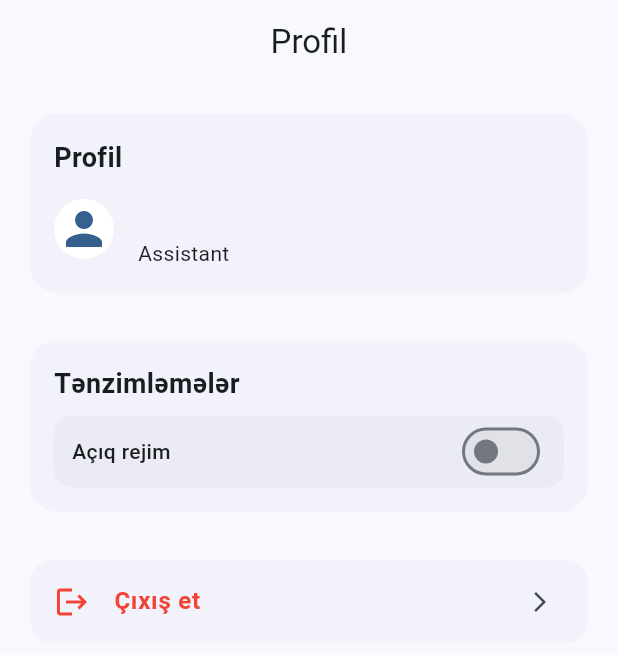
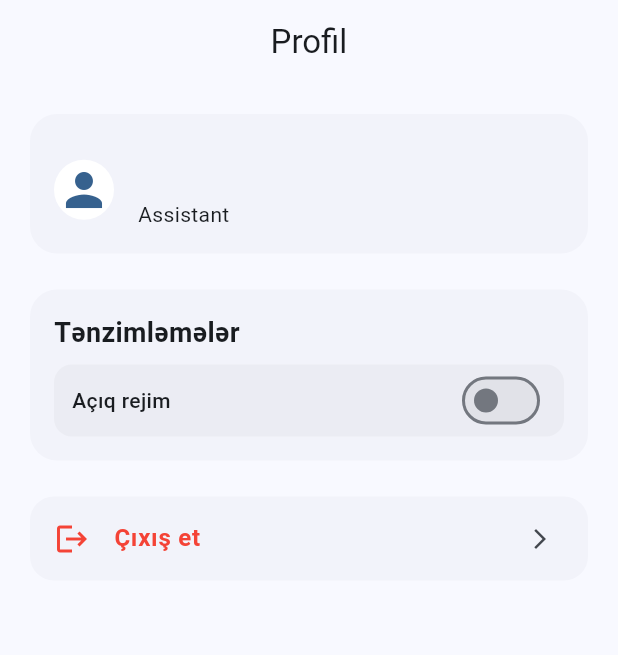
Before and after one commit to karamlyy/dental_mobile, a Flutter app: the ProfilePage screen opened by its route, on a phone screen of 412 x 824 dp. Shown: the top 655 px of the screen. Run offline on Flutter 3.47's test engine with Material 3 defaults, Android fonts, the light colour scheme and no system bars; our stand-ins replace dio, flutter_bloc, flutter_secure_storage, flutter_svg, get_it, go_router; accounts and stored records are empty.

Commit message:
feat: profile page design fix

```diff
--- a/lib/routes/profile_page.dart
+++ b/lib/routes/profile_page.dart
@@ -34,7 +34,7 @@ class ProfilePage extends StatelessWidget {
             child: Column(
               children: [
                 _SectionCard(
-                  title: 'Profil',
+                  //title: 'Profil',
                   child: Row(
                     children: [
                       CircleAvatar(
@@ -69,7 +69,7 @@ class ProfilePage extends StatelessWidget {
                   ),
                 ),
 
-                const SizedBox(height: 24),
+                const SizedBox(height: 16),
 
                 /// ⚙️ SETTINGS
                 _SectionCard(
@@ -122,20 +122,19 @@ class ProfilePage extends StatelessWidget {
 
                 /// ⚙️ ASSISTANTS
                 if (role == 'DOCTOR') ...[
-                  const SizedBox(height: 24),
+                  const SizedBox(height: 16),
                   _SectionCard(
                     title: 'Assistantlar',
                     child: ListTile(
                       contentPadding: EdgeInsets.zero,
                       title: const Text('Assistant siyahısı'),
-                      subtitle: const Text('Assistantları idarə edin'),
                       trailing: const Icon(Icons.arrow_forward_ios, size: 16),
                       onTap: () => context.push('/assistants'),
                     ),
                   ),
                 ],
 
-                const SizedBox(height: 24),
+                const SizedBox(height: 16),
 
                 /// 🚪 LOGOUT
                 Card(
@@ -202,11 +201,11 @@ class ProfilePage extends StatelessWidget {
 }
 
 class _SectionCard extends StatelessWidget {
-  final String title;
+  final String? title;
 
   final Widget child;
 
-  const _SectionCard({required this.title, required this.child});
+  const _SectionCard({this.title, required this.child});
 
   @override
   Widget build(BuildContext context) {
@@ -218,10 +217,11 @@ class _SectionCard extends StatelessWidget {
         child: Column(
           crossAxisAlignment: CrossAxisAlignment.start,
           children: [
+            if (title != null) ...[
             Row(
               children: [
                 Text(
-                  title,
+                  title ?? '',
                   style: const TextStyle(
                     fontSize: 18,
                     fontWeight: FontWeight.bold,
@@ -229,6 +229,7 @@ class _SectionCard extends StatelessWidget {
                 ),
               ],
             ),
+            ],
             const SizedBox(height: 8),
             child,
           ],
```
